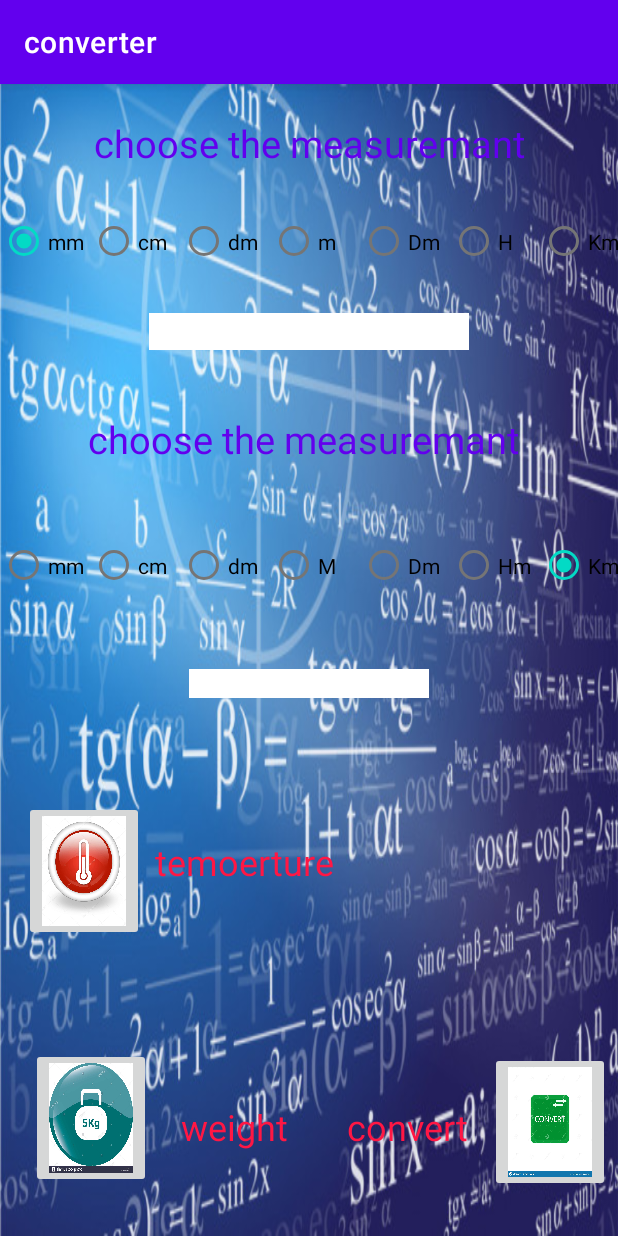
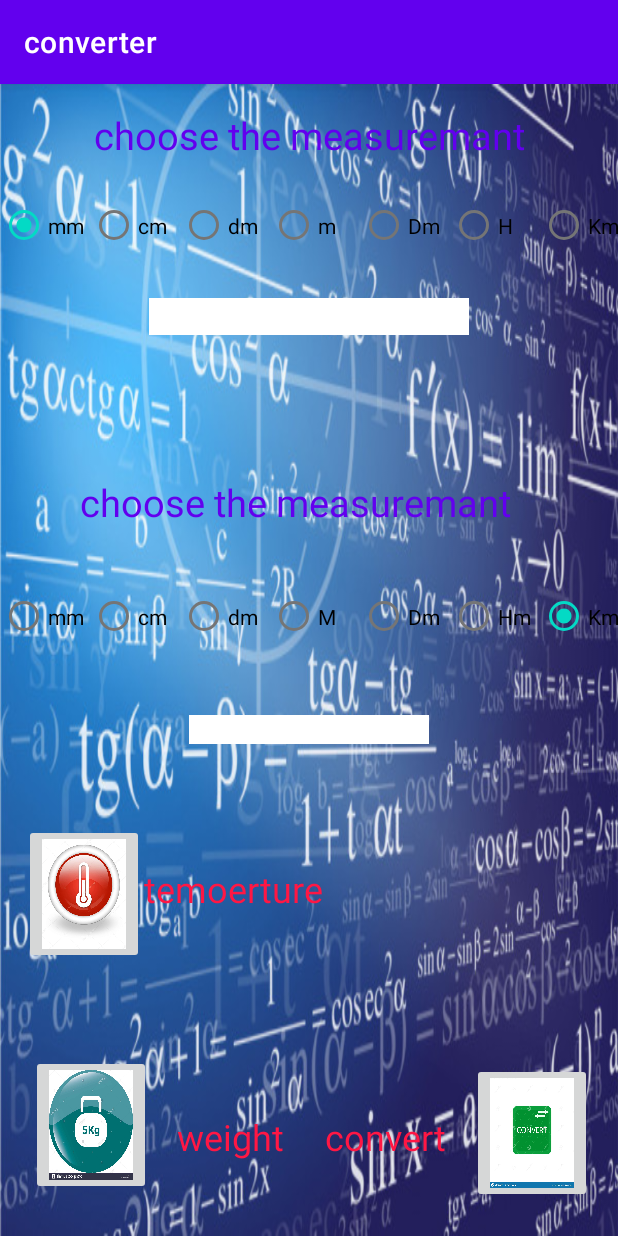
Before and after one commit to alicheaibx/converter, an Android app: the screen it shows after launch (Tempreture), after a tap on an icon or button, on a phone screen of 412 x 824 dp. Run offline under Robolectric (Android 15) with nearby library versions, the phone set to English and light mode, and no system bars.

Commit message:
somthing wrong

```diff
--- a/app/src/main/java/com/example/converter/MainActivity.java
+++ b/app/src/main/java/com/example/converter/MainActivity.java
@@ -51,8 +51,8 @@ ImageButton b3;
     }
 
     private void temperature() {
-        Intent intent1 = new Intent(MainActivity.this, Tempreture.class);
-        startActivity(intent1);
+        Intent intent = new Intent(MainActivity.this, Tempreture.class);
+        startActivity(intent);
     }
 
 }
--- a/app/src/main/res/layout/activity_distance.xml
+++ b/app/src/main/res/layout/activity_distance.xml
@@ -23,8 +23,8 @@
 
     <TextView
         android:id="@+id/UCF"
-        android:layout_width="362dp"
-        android:layout_height="45dp"
+        android:layout_width="wrap_content"
+        android:layout_height="wrap_content"
         android:layout_marginBottom="472dp"
         android:gravity="center"
         android:text="choose the measuremant"
@@ -35,7 +35,8 @@
         app:layout_constraintEnd_toEndOf="parent"
         app:layout_constraintHorizontal_bias="0.428"
         app:layout_constraintStart_toStartOf="parent"
-        app:layout_constraintTop_toBottomOf="@+id/v1" />
+        app:layout_constraintTop_toBottomOf="@+id/v1"
+        app:layout_constraintVertical_bias="1.0" />
 
     <ImageButton
         android:id="@+id/tempreture"
@@ -79,8 +80,8 @@
 
     <TextView
         android:id="@+id/UCT"
-        android:layout_width="362dp"
-        android:layout_height="45dp"
+        android:layout_width="wrap_content"
+        android:layout_height="wrap_content"
         android:gravity="center"
         android:text="choose the measuremant"
         android:textAlignment="gravity"
@@ -107,7 +108,7 @@
 
     <RadioGroup
         android:id="@+id/radioGroup"
-        android:layout_width="0dp"
+        android:layout_width="wrap_content"
         android:layout_height="wrap_content"
         android:checkedButton="@id/rb"
         android:orientation="horizontal"
@@ -163,7 +164,7 @@
 
     <RadioGroup
         android:id="@+id/radioGroup1"
-        android:layout_width="0dp"
+        android:layout_width="wrap_content"
         android:layout_height="wrap_content"
         android:checkedButton="@id/rb13"
         android:orientation="horizontal"
@@ -219,8 +220,8 @@
 
     <TextView
         android:id="@+id/textView3"
-        android:layout_width="100dp"
-        android:layout_height="50dp"
+        android:layout_width="wrap_content"
+        android:layout_height="wrap_content"
         android:layout_marginEnd="10dp"
         android:layout_marginRight="10dp"
         android:checkedButton="@id/rb13"
@@ -236,8 +237,8 @@
 
     <TextView
         android:id="@+id/textView4"
-        android:layout_width="133dp"
-        android:layout_height="47dp"
+        android:layout_width="wrap_content"
+        android:layout_height="wrap_content"
         android:layout_marginTop="80dp"
         android:layout_marginBottom="95dp"
         android:gravity="center"
@@ -252,8 +253,8 @@
 
     <TextView
         android:id="@+id/textView5"
-        android:layout_width="100dp"
-        android:layout_height="50dp"
+        android:layout_width="wrap_content"
+        android:layout_height="wrap_content"
         android:gravity="center"
         android:text="convert"
         android:textColor="#FF1744"
```
Also changed, not shown: app/src/main/res/layout/activity_tempreture.xml (+20 -20 lines), app/src/main/res/layout/activity_whight.xml (+12 -12 lines).
